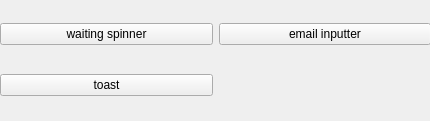
The window that demo/qrwidgetdemo.ui (Qters/QrWidgets) describes before a commit, drawn with Qt 5.
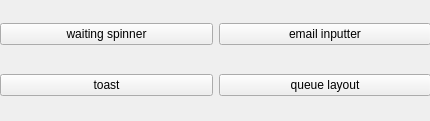
The same window after the commit.

Commit message: add queue layout

```diff
--- a/demo/qrwidgetdemo.ui
+++ b/demo/qrwidgetdemo.ui
@@ -44,6 +44,13 @@
       </property>
      </widget>
     </item>
+    <item row="1" column="1">
+     <widget class="QPushButton" name="queuelayout">
+      <property name="text">
+       <string>queue layout</string>
+      </property>
+     </widget>
+    </item>
    </layout>
   </widget>
  </widget>
```
The commit also changes 12 other files.
